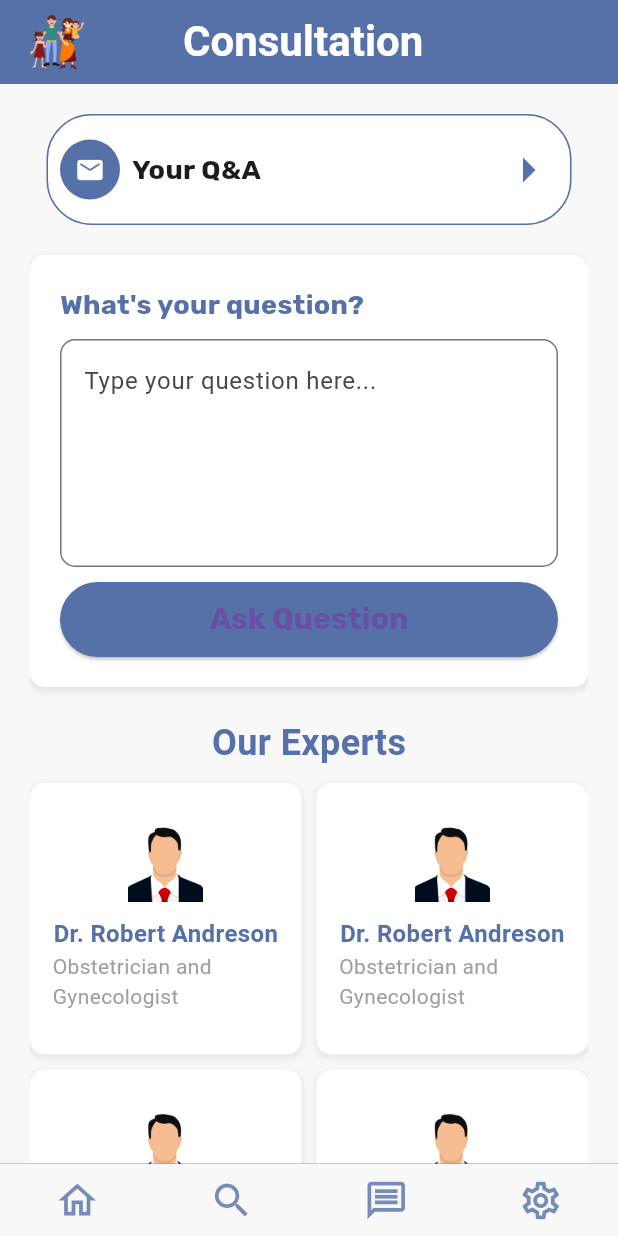
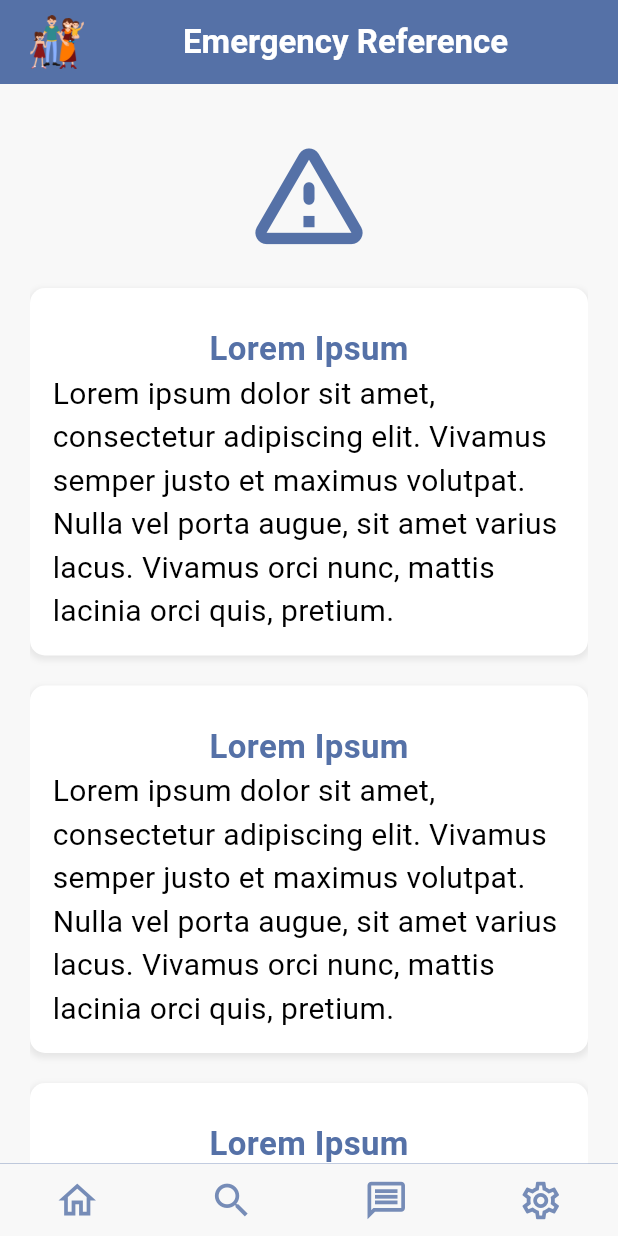
Before and after one commit to fadyashraf89/Parent-Pal, a Flutter app: the screen it shows after launch, on a phone screen of 412 x 824 dp. Run offline on Flutter 3.47's test engine with Material 3 defaults, Android fonts, the phone set to English and light mode, and no system bars.

Commit message:
Create Emergency Reference Page

```diff
--- a/Parent_Pal/lib/main.dart
+++ b/Parent_Pal/lib/main.dart
@@ -1,6 +1,6 @@
 import 'package:flutter/material.dart';
 import 'package:parent_pal/pages/login_page.dart';
-import 'package:parent_pal/pages/consultation-page.dart';
+import 'package:parent_pal/pages/emergencies_page.dart';
 
 void main() {
   runApp(const ParentPal());
@@ -13,7 +13,7 @@ class ParentPal extends StatelessWidget {
   Widget build(BuildContext context) {
     return MaterialApp(
       debugShowCheckedModeBanner: false,
-      home: ConsultationPage()
+      home: EmergenciesPage()
 
     );
   }
--- /dev/null
+++ b/Parent_Pal/lib/models/topic_card.dart
@@ -0,0 +1,58 @@
+import 'package:flutter/material.dart';
+class TopicCard extends StatelessWidget {
+  final String title;
+  final String description;
+
+  TopicCard({required this.title, required this.description});
+
+  @override
+  Widget build(BuildContext context) {
+    return Container(
+      padding: const EdgeInsets.all(15.0),
+      decoration: BoxDecoration(
+        color: Colors.white,
+        borderRadius: BorderRadius.circular(10.0),
+        boxShadow: [
+          BoxShadow(
+            color: Colors.grey.withOpacity(0.2),
+            spreadRadius: 1,
+            blurRadius: 3,
+            offset: Offset(0, 2), // Bottom shadow
+          ),
+        ],
+      ),
+      child: Column(
+        mainAxisAlignment: MainAxisAlignment.center,
+        crossAxisAlignment: CrossAxisAlignment.center,
+        children: [
+          SizedBox(width: 15.0), // Add spacing
+          Padding(
+            padding: const EdgeInsets.only(top: 10.0),
+            child: Column(
+              crossAxisAlignment: CrossAxisAlignment.center,
+              mainAxisAlignment: MainAxisAlignment.center,
+              children: [
+                Text(
+                  title,
+                  style: TextStyle(
+                    fontSize: 22,
+                    fontWeight: FontWeight.bold,
+                    color: Color(0xFF5571A7),
+                  ),
+                ),
+                Text(
+                  description,
+                  style: TextStyle(
+                    fontSize: 20,
+                    color: Colors.black,
+                  ),
+                ),
+              ],
+            ),
+          ),
+        ],
+      ),
+    );
+
+  }
+}
--- /dev/null
+++ b/Parent_Pal/lib/pages/emergencies_page.dart
@@ -0,0 +1,82 @@
+import 'package:flutter/material.dart';
+import 'package:parent_pal/models/topic_card.dart';
+import 'package:parent_pal/models/footer.dart';
+
+class EmergenciesPage extends StatefulWidget {
+  @override
+  _EmergenciesPageState createState() => _EmergenciesPageState();
+}
+
+class _EmergenciesPageState extends State<EmergenciesPage> {
+  @override
+  Widget build(BuildContext context) {
+    return Scaffold(
+      bottomNavigationBar: FooterWidget(),
+      backgroundColor: Color(0xFFF8F8F8), // Light gray background
+      appBar: AppBar(
+        backgroundColor: Color(0xFF5571A7),
+        title: Padding(
+          padding: const EdgeInsets.only(left: 50.0),
+          child: Text(
+            'Emergency Reference',
+            style: TextStyle(
+              fontSize: 22,
+              fontWeight: FontWeight.bold,
+              color: Colors.white,
+            ),
+          ),
+        ),
+        leading: Padding(
+          padding: const EdgeInsets.only(left: 20),
+          child: Image.asset(
+            "assets/images/app-logo.png",
+            width: 50,
+            height: 50,
+          ),
+        ),
+      ),
+      body: SafeArea(
+        child: Padding(
+          padding: const EdgeInsets.symmetric(horizontal: 20.0),
+          child: SingleChildScrollView(
+            // Allow scrolling only when content overflows
+            physics: ClampingScrollPhysics(), // Prevent unnecessary scrolling
+            child: Column(
+              mainAxisAlignment: MainAxisAlignment.start, // Align at top
+              crossAxisAlignment: CrossAxisAlignment.center,
+              children: <Widget>[
+                SizedBox(height: 20.0), // Add spacing
+                IconButton(
+                  icon: Icon(Icons.warning_amber_rounded),
+                  color: Color(0xFF5571A7),
+                  iconSize: 90,
+                  onPressed: () {
+                    // Handle button press (optional)
+                  },
+                ),
+
+                SizedBox(height: 10.0), // Add spacing
+
+                // **Our Experts Section - List View**
+                ListView.builder(
+
+                  shrinkWrap: true, // Prevent list view from expanding
+                  physics: NeverScrollableScrollPhysics(), // Disable scrolling
+                  itemCount: 10, // Adjust for number of topics
+                  itemBuilder: (context, index) => Padding(
+                    padding: const EdgeInsets.only(bottom: 20.0), // Add spacing below
+                    child: TopicCard(
+                      title: 'Lorem Ipsum',
+                      description: 'Lorem ipsum dolor sit amet, consectetur adipiscing elit. Vivamus semper justo et maximus volutpat. Nulla vel porta augue, sit amet varius lacus. Vivamus orci nunc, mattis lacinia orci quis, pretium.',
+                    ),
+                  ),
+                ),
+                SizedBox(height: 20.0), // Add spacing
+              ],
+            ),
+          ),
+        ),
+      ),
+    );
+  }
+}
```
Also changed, not shown: Parent_Pal/lib/pages/consultation_page.dart (added, +205 -0 lines).
